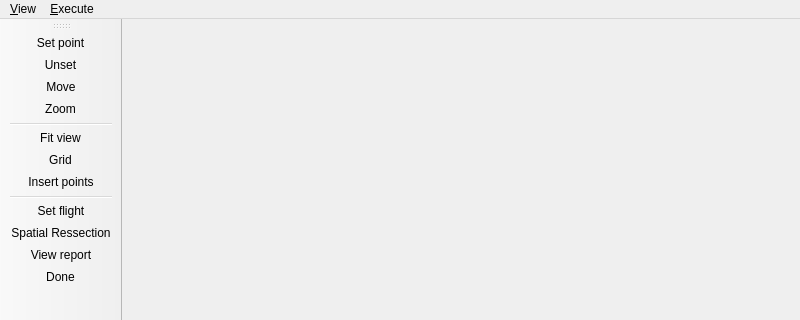
Qt form qt/interface/SRForm.ui (e-foto/e-foto) before a commit; both pictures show x 0 to 800 and y 0 to 320 of the 800 by 600 pixel window.
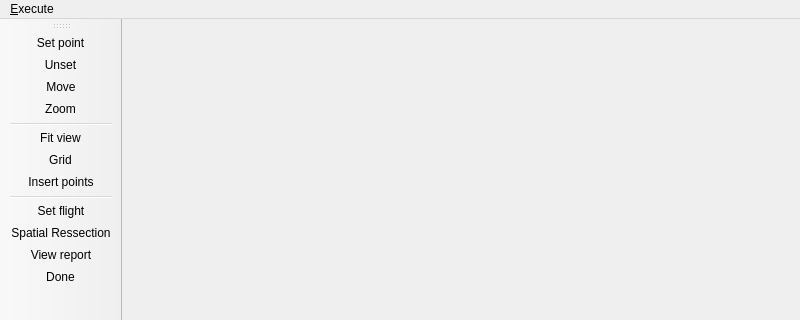
The same form after that commit. Icons and pictures are not drawn.

Commit message: Unused options of menu were removed.

Patch:
```diff
--- a/qt/interface/SRForm.ui
+++ b/qt/interface/SRForm.ui
@@ -27,17 +27,6 @@
      <height>25</height>
     </rect>
    </property>
-   <widget class="QMenu" name="menu_View">
-    <property name="title">
-     <string>&amp;View</string>
-    </property>
-    <addaction name="actionSet"/>
-    <addaction name="actionMove"/>
-    <addaction name="actionZoom"/>
-    <addaction name="separator"/>
-    <addaction name="actionFit"/>
-    <addaction name="actionInsert_Points"/>
-   </widget>
    <widget class="QMenu" name="menu_Execute">
     <property name="title">
      <string>&amp;Execute</string>
@@ -46,7 +35,6 @@
     <addaction name="actionSpatialRessection"/>
     <addaction name="actionTable"/>
    </widget>
-   <addaction name="menu_View"/>
    <addaction name="menu_Execute"/>
   </widget>
   <widget class="QStatusBar" name="statusbar"/>
```
The commit also changes 2 other files.
